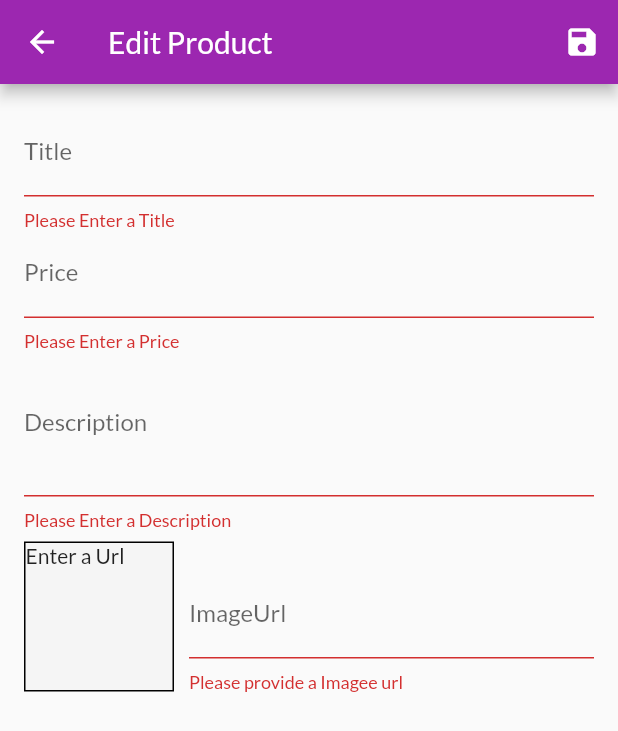
After one commit to nash567/Shopping-App, a Flutter app: the EditProductScreen screen opened by its route, after a tap on the "save" icon, on a phone screen of 412 x 824 dp. The commit adds this screen. Shown: the top 731 px of the screen. Run offline on Flutter 3.47's test engine with Material 2 defaults, Android fonts, the phone set to English and light mode, and no system bars; network calls fail.

Commit message:
added Snakbars and popups

```diff
--- a/lib/providers/product_provider.dart
+++ b/lib/providers/product_provider.dart
@@ -51,8 +51,31 @@ class Products with ChangeNotifier {
     return _items.where((product) => product.isFavourite).toList();
   }
 
-  void addProduct() {
-    // _items.add(value);
+  void addProduct(Product product) {
+    final newProduct = Product(
+      title: product.title,
+      description: product.description,
+      price: product.price,
+      imageUrl: product.imageUrl,
+      id: DateTime.now().toString(),
+    );
+
+    _items.add(newProduct); // _items.add(value);
+    notifyListeners();
+  }
+
+  void updateProduct(String id, Product newProduct) {
+    final prodIndex = _items.indexWhere((prod) => prod.id == id);
+    if (prodIndex >= 0) {
+      _items[prodIndex] = newProduct;
+      notifyListeners();
+    } else {
+      print('....');
+    }
+  }
+
+  void deleteProduct(String id) {
+    _items.removeWhere((prod) => prod.id == id);
     notifyListeners();
   }
 
--- /dev/null
+++ b/lib/screens/edit_product_screen.dart
@@ -0,0 +1,271 @@
+import 'package:flutter/material.dart';
+import 'package:provider/provider.dart';
+import '../providers/products.dart';
+import '../providers/product_provider.dart';
+
+class EditProductScreen extends StatefulWidget {
+  static const routeName = '/edit-Product';
+  @override
+  _EditProductScreenState createState() => _EditProductScreenState();
+}
+
+class _EditProductScreenState extends State<EditProductScreen> {
+  final _priceFocusNode = FocusNode();
+  final _descriptionFocusNode = FocusNode();
+  final _imageUrlController = TextEditingController();
+  final _imageUrlFocusNode = FocusNode();
+  final _form = GlobalKey<FormState>();
+  var _editedProduct =
+      Product(id: null, title: '', price: 0, description: '', imageUrl: '');
+
+  var _isInit = true;
+
+  var _initValues = {
+    'title': '',
+    'price': '',
+    'imageUrl': '',
+    'description': ''
+  };
+
+  @override
+  void initState() {
+    _imageUrlFocusNode.addListener(_updateImageUrl);
+    super.initState();
+  }
+
+  @override
+  void dispose() {
+    _imageUrlFocusNode.removeListener(_updateImageUrl);
+    _priceFocusNode.dispose();
+    _descriptionFocusNode.dispose();
+    _imageUrlController.dispose();
+    _imageUrlFocusNode.dispose();
+
+    super.dispose();
+  }
+
+  @override
+  void didChangeDependencies() {
+    if (_isInit) {
+      final productId = ModalRoute.of(context).settings.arguments as String;
+
+      if (productId != null) {
+        _editedProduct =
+            Provider.of<Products>(context, listen: false).findById(productId);
+
+        _initValues = {
+          'title': _editedProduct.title,
+          'description': _editedProduct.description,
+          'imageUrl': '',
+          'price': _editedProduct.price.toString()
+        };
+        _imageUrlController.text = _editedProduct.imageUrl;
+      }
+    }
+    _isInit = false;
+    super.didChangeDependencies();
+  }
+
+  void _updateImageUrl() {
+    if (!_imageUrlFocusNode.hasFocus) {
+      if ((!_imageUrlController.text.startsWith('http') &&
+              !_imageUrlController.text.startsWith('https')) ||
+          (!_imageUrlController.text.endsWith('.png') &&
+              !_imageUrlController.text.endsWith('.jpg') &&
+              !_imageUrlController.text.endsWith('.jpeg'))) {
+        return;
+      }
+      setState(() {});
+    }
+  }
+
+  void _saveForm() {
+    final isValid = _form.currentState.validate();
+    if (!isValid) {
+      return;
+    }
+
+    _form.currentState.save();
+    if (_editedProduct.id != null) {
+      Provider.of<Products>(context, listen: false)
+          .updateProduct(_editedProduct.id, _editedProduct);
+    } else {
+      Provider.of<Products>(context, listen: false).addProduct(_editedProduct);
+    }
+
+    Navigator.of(context).pop();
+  }
+
+  @override
+  Widget build(BuildContext context) {
+    return Scaffold(
+      appBar: AppBar(
+        title: Text('Edit Product'),
+        actions: [
+          IconButton(
+            icon: Icon(Icons.save),
+            onPressed: _saveForm,
+          )
+        ],
+      ),
+      body: Padding(
+        padding: const EdgeInsets.all(16.0),
+        child: Form(
+          key: _form,
+          child: ListView(
+            children: [
+              TextFormField(
+                initialValue: _initValues['title'],
+                decoration: InputDecoration(labelText: 'Title'),
+                textInputAction: TextInputAction.next,
+                onFieldSubmitted: (_) {
+                  FocusScope.of(context).requestFocus(_priceFocusNode);
+                },
+                onSaved: (value) {
+                  _editedProduct = Product(
+                    id: _editedProduct.id,
+                    isFavourite: _editedProduct.isFavourite,
+                    title: value,
+                    description: _editedProduct.description,
+                    price: _editedProduct.price,
+                    imageUrl: _editedProduct.imageUrl,
+                  );
+                },
+                validator: (value) {
+                  if (value.isEmpty) {
+                    return 'Please Enter a Title';
+                  }
+                  return null;
+                },
+              ),
+              TextFormField(
+                initialValue: _initValues['price'],
+                decoration: InputDecoration(labelText: 'Price'),
+                textInputAction: TextInputAction.next,
+                keyboardType: TextInputType.number,
+                focusNode: _priceFocusNode,
+                onFieldSubmitted: (_) {
+                  FocusScope.of(context).requestFocus(_descriptionFocusNode);
+                },
+                onSaved: (value) {
+                  _editedProduct = Product(
+                    id: _editedProduct.id,
+                    isFavourite: _editedProduct.isFavourite,
+                    title: _editedProduct.title,
+                    description: _editedProduct.description,
+                    price: double.parse(value),
+                    imageUrl: _editedProduct.imageUrl,
+                  );
+                },
+                validator: (value) {
+                  if (value.isEmpty) {
+                    return 'Please Enter a Price';
+                  }
+                  if (double.tryParse(value) == null) {
+                    // double.tryParse do not return a error if it fails it return a null..
+                    return 'Please Enter a Valid Number.';
+                  }
+                  if (double.parse(value) <= 0) {
+                    // doublee.parse throws an error if it fails to parse...
+                    return 'Please enter a number greater than 0';
+                  }
+                  return null;
+                },
+              ),
+              TextFormField(
+                initialValue: _initValues['description'],
+                decoration: InputDecoration(labelText: 'Description'),
+                maxLines: 3,
+                keyboardType: TextInputType.multiline,
+                onSaved: (value) {
+                  _editedProduct = Product(
+                    id: _editedProduct.id,
+                    isFavourite: _editedProduct.isFavourite,
+                    title: _editedProduct.title,
+                    description: value,
+                    price: _editedProduct.price,
+                    imageUrl: _editedProduct.imageUrl,
+                  );
+                },
+                validator: (value) {
+                  if (value.isEmpty) {
+                    return 'Please Enter a Description';
+                  }
+                  if (value.length < 10) {
+                    print('value');
+                    return 'Description Should b at least of 10 Characters..';
+                  }
+                  return null;
+                },
+              ),
+              Row(
+                crossAxisAlignment: CrossAxisAlignment.end,
+                children: [
+                  Container(
+                    width: 100,
+                    height: 100,
+                    margin: EdgeInsets.only(
+                      top: 8,
+                      right: 10,
+                    ),
+                    decoration: BoxDecoration(
+                      border: Border.all(width: 1),
+                      color: Colors.grey[100],
+                    ),
+                    child: _imageUrlController.text.isEmpty
+                        ? Text('Enter a Url')
+                        : FittedBox(
+                            child: Image.network(
+                              _imageUrlController.text,
+                              fit: BoxFit.cover,
+                            ),
+                          ),
+                  ),
+                  Expanded(
+                    child: TextFormField(
+                      decoration: InputDecoration(
+                        labelText: 'ImageUrl',
+                      ),
+                      keyboardType: TextInputType.url,
+                      textInputAction: TextInputAction.done,
+                      controller: _imageUrlController,
+                      focusNode: _imageUrlFocusNode,
+                      onFieldSubmitted: (_) {
+                        _saveForm();
+                      },
+                      onSaved: (value) {
+                        _editedProduct = Product(
+                          id: _editedProduct.id,
+                          title: _editedProduct.title,
+                          description: _editedProduct.description,
+                          price: _editedProduct.price,
+                          imageUrl: value,
+                          isFavourite: _editedProduct.isFavourite,
+                        );
+                      },
+                      validator: (value) {
+                        if (value.isEmpty) {
+                          return 'Please provide a Imagee url';
+                        }
+                        if (!value.startsWith('http') &&
+                            !value.startsWith('https')) {
+                          return 'Please Enter a Valid Url';
+                        }
+                        if (!value.endsWith('.png') &&
+                            !value.endsWith('.jpg') &&
+                            !value.endsWith('.jpeg')) {
+                          return 'Please enter a Valid Image';
+                        }
+                        return null;
+                      },
+                    ),
+                  ),
+                ],
+              )
+            ],
+          ),
+        ),
+      ),
+    );
+  }
+}
--- a/lib/widgets/app_drawer.dart
+++ b/lib/widgets/app_drawer.dart
@@ -1,5 +1,6 @@
 import 'package:flutter/material.dart';
 import '../screens/order_screen.dart';
+import '../screens/user_products_screen.dart';
 
 class AppDrawer extends StatelessWidget {
   @override
@@ -27,6 +28,15 @@ class AppDrawer extends StatelessWidget {
               Navigator.of(context).pushReplacementNamed(OrderScreen.routeName);
             },
           ),
+          Divider(),
+          ListTile(
+            leading: Icon(Icons.edit),
+            title: Text('Manage Products'),
+            onTap: () {
+              Navigator.of(context)
+                  .pushReplacementNamed(UserProductScreen.routeName);
+            },
+          ),
         ],
       ),
     );
--- a/lib/widgets/product_grid.dart
+++ b/lib/widgets/product_grid.dart
@@ -15,7 +15,8 @@ class ProductsGrid extends StatelessWidget {
         padding: const EdgeInsets.all(10),
         itemCount: products.length,
         itemBuilder: (context, index) => ChangeNotifierProvider.value(
-              value: products[index],
+              value: products[
+                  index], // making a particular product avilableto is child
               child: ProductItem(),
             ),
         gridDelegate: SliverGridDelegateWithFixedCrossAxisCount(
--- a/lib/widgets/product_item.dart
+++ b/lib/widgets/product_item.dart
@@ -9,7 +9,9 @@ import '../screens/product_detail_screen.dart';
 class ProductItem extends StatelessWidget {
   @override
   Widget build(BuildContext context) {
-    final product = Provider.of<Product>(context);
+    final product = Provider.of<Product>(
+        context); //only a particular product i avilableat specified index..
+
     final cart = Provider.of<Cart>(context, listen: false);
     return ClipRRect(
       borderRadius: BorderRadius.circular(10),
@@ -27,7 +29,8 @@ class ProductItem extends StatelessWidget {
         footer: GridTileBar(
           leading: IconButton(
             icon: Icon(
-                product.isFavourite ? Icons.favorite : Icons.favorite_border),
+              product.isFavourite ? Icons.favorite : Icons.favorite_border,
+            ),
             color: Theme.of(context).accentColor,
             onPressed: () {
               product.toggleFavouriteStatus();
@@ -42,6 +45,18 @@ class ProductItem extends StatelessWidget {
             color: Theme.of(context).accentColor,
             onPressed: () {
               cart.addItem(product.id, product.price, product.title);
+              Scaffold.of(context).hideCurrentSnackBar();
+              Scaffold.of(context).showSnackBar(
+                SnackBar(
+                  content: Text('Added to Cart!'),
+                  duration: Duration(seconds: 2),
+                  action: SnackBarAction(
+                      label: 'UNDO',
+                      onPressed: () {
+                        cart.removeSingleItem(product.id);
+                      }),
+                ),
+              );
             },
           ),
           backgroundColor: Colors.black87,
--- a/pubspec.yaml
+++ b/pubspec.yaml
@@ -1,4 +1,4 @@
-name: Shopping_BLOC
+name: Shopping_Provider
 description: A new Flutter project.
 
 # The following line prevents the package from being accidentally published to
```
Also changed, not shown: lib/myApp.dart (+8 -4 lines), lib/providers/cart.dart (+20 -0 lines), lib/screens/user_products_screen.dart (added, +47 -0 lines), lib/widgets/cart_item.dart (+24 -1 lines), lib/widgets/user_product_item.dart (added, +65 -0 lines), pubspec.lock, 1 other file.
